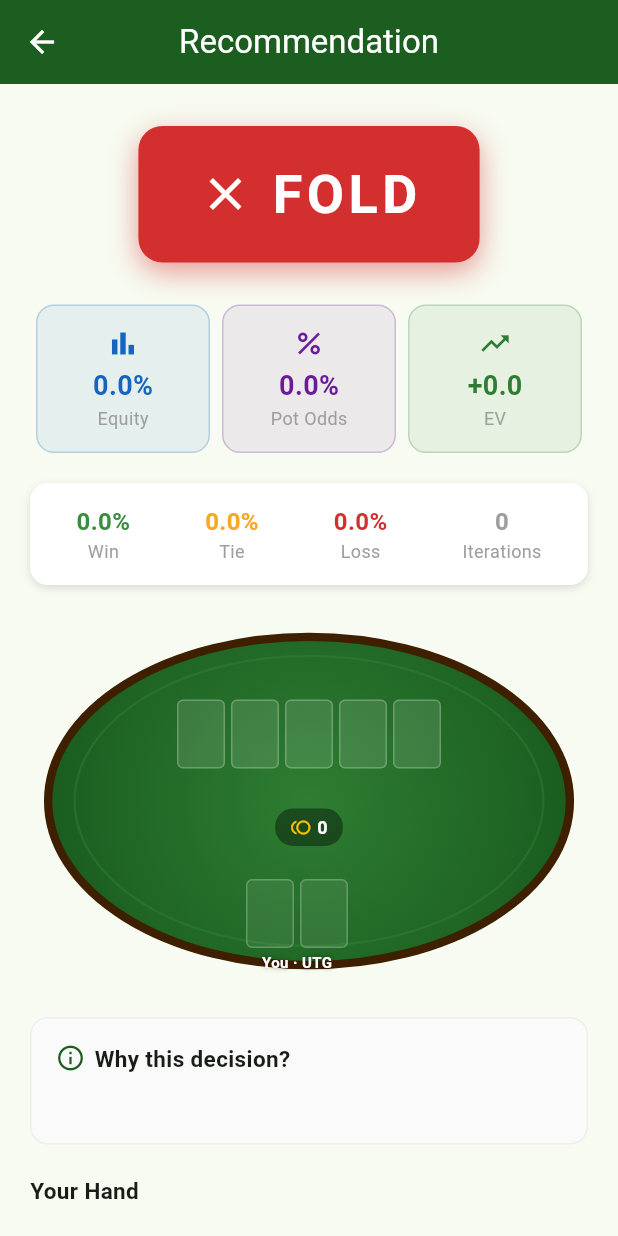
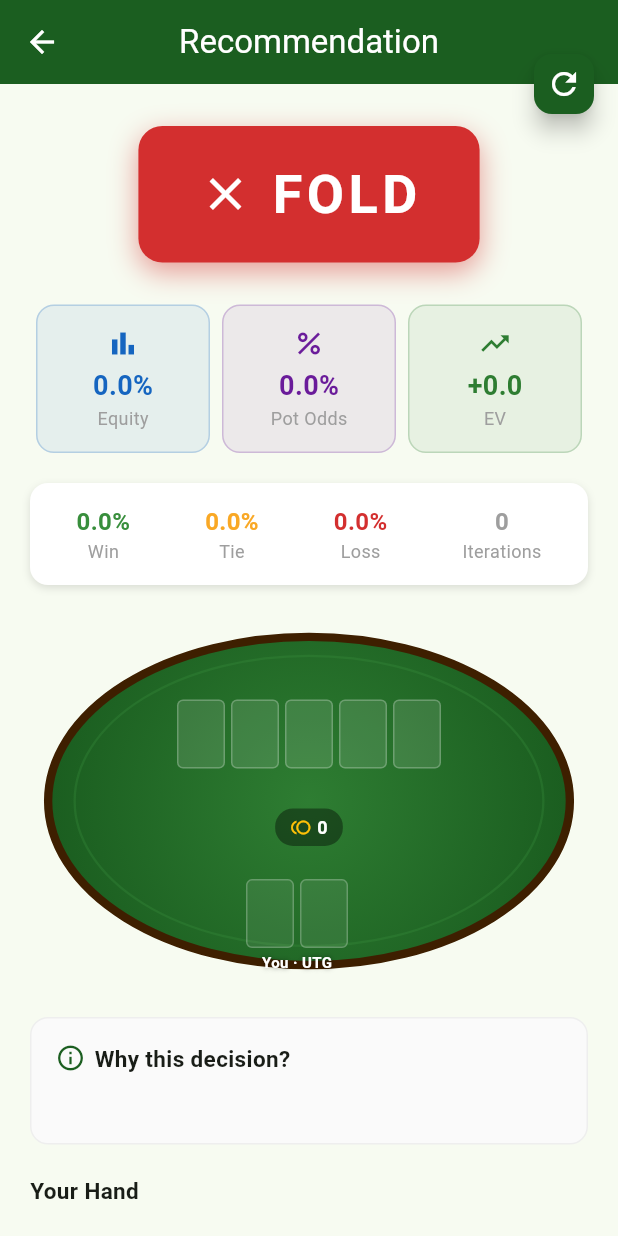
Before and after one commit to kvesen/PokerHandSuggester, a Flutter app: the ResultsScreen screen opened directly with empty values, on a phone screen of 412 x 824 dp. Run offline on Flutter 3.47's test engine with Material 3 defaults, Android fonts, the phone set to English and light mode, and no system bars; our stand-ins replace camera, image_picker, permission_handler, shared_preferences; missing offline and left inert: google_mlkit_text_recognition; accounts and stored records are empty.

Commit message:
Add refresh FAB to ResultsScreen Scaffold
Co-authored-by: kvesen <267813801+kvesen@users.noreply.github.com>
Agent-Logs-Url: https://github.com/kvesen/PokerHandSuggester/sessions/1556544d-a06e-4ffd-8ab6-4b59b9d7d423

```diff
--- a/lib/ui/screens/results_screen.dart
+++ b/lib/ui/screens/results_screen.dart
@@ -160,6 +160,14 @@ class _ResultsScreenState extends State<ResultsScreen>
         foregroundColor: Colors.white,
         elevation: 0,
       ),
+      floatingActionButton: FloatingActionButton.small(
+        backgroundColor: const Color(0xFF1B5E20),
+        foregroundColor: Colors.white,
+        tooltip: 'New Hand',
+        onPressed: _startNewHand,
+        child: const Icon(Icons.refresh),
+      ),
+      floatingActionButtonLocation: FloatingActionButtonLocation.miniEndTop,
       body: SingleChildScrollView(
         padding: const EdgeInsets.all(20),
         child: Column(
```
